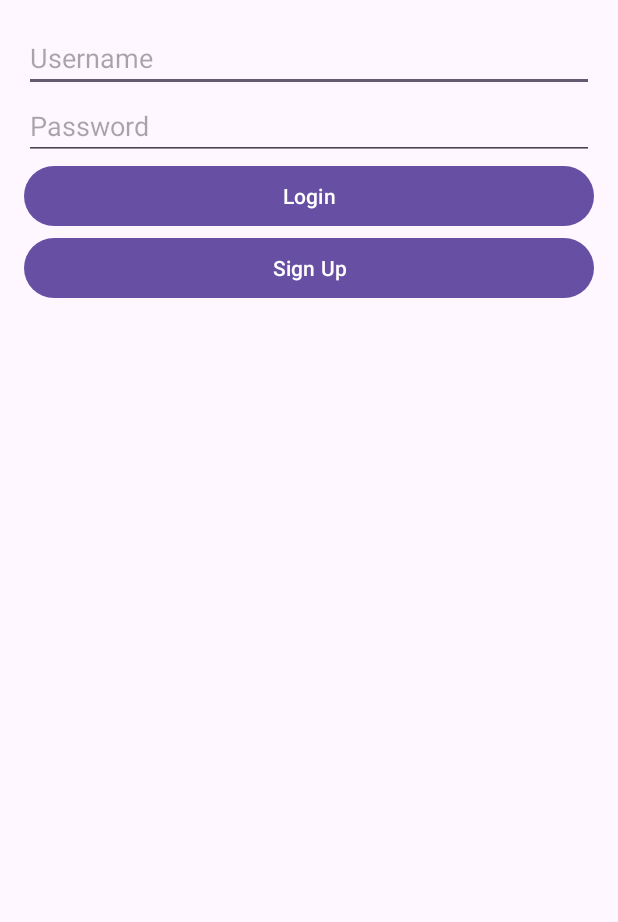
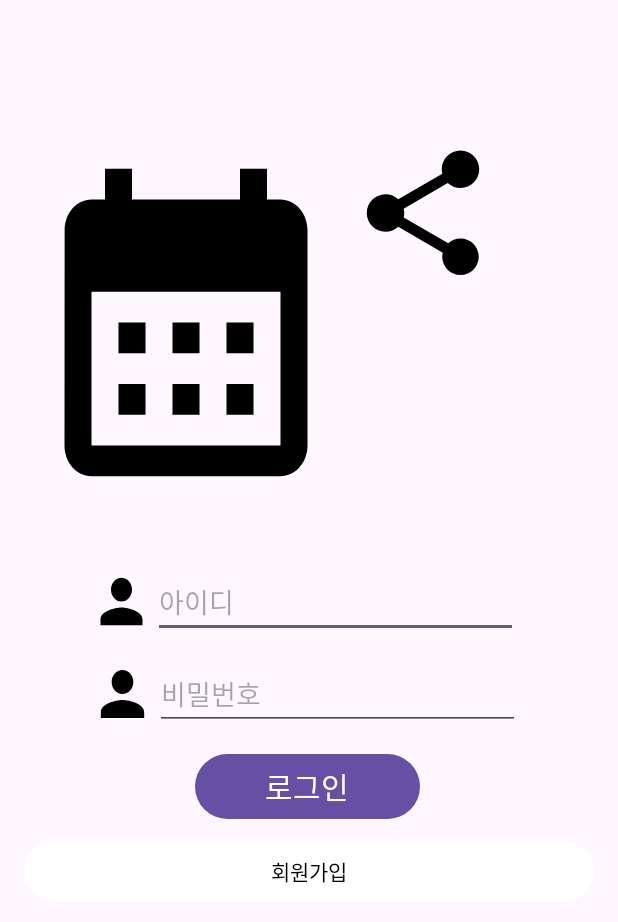
Before and after one commit to ParkSemin/Shared_Calender, an Android app: the screen it shows after launch (LoginActivity), on a phone screen of 412 x 824 dp. Shown: the top 922 px of the screen. Run offline under Robolectric (Android 15) with nearby library versions, the phone set to English and light mode, and no system bars.

Commit message:
design update

```diff
--- a/app/src/main/java/com/example/sharedcalendar/MainActivity.kt
+++ b/app/src/main/java/com/example/sharedcalendar/MainActivity.kt
@@ -7,6 +7,7 @@ import android.os.Bundle
 import android.view.MenuItem
 import android.view.View
 import android.widget.PopupMenu
+import android.widget.TextView
 import android.widget.Toast
 import androidx.core.view.GravityCompat
 import androidx.drawerlayout.widget.DrawerLayout
@@ -51,6 +52,11 @@ class MainActivity : AppCompatActivity() , NavigationView.OnNavigationItemSelect
         // 네비게이션 드로어 내에있는 화면의 이벤트를 처리하기 위해 생성
         navigationView = findViewById(R.id.nav_view)
         navigationView.setNavigationItemSelectedListener(this) //navigation 리스너
+
+        // 네비게이션 뷰의 헤더를 가져와서 그 안의 TextView에 접근
+        val headerView = navigationView.getHeaderView(0)
+        val textView: TextView = headerView.findViewById(R.id.text)
+        textView.text = username ?: "Select Item" // 만약 username이 null이면 "Select Item"을 기본값으로 사용
 
         // FAB (Floating Action Button)를 찾아서 변수에 저장합니다.
         val fab = binding.fab
--- /dev/null
+++ b/app/src/main/res/drawable/baseline_calendar_month_24.xml
@@ -0,0 +1,5 @@
+<vector android:height="24dp" android:tint="#000000"
+    android:viewportHeight="24" android:viewportWidth="24"
+    android:width="24dp" xmlns:android="http://schemas.android.com/apk/res/android">
+    <path android:fillColor="@android:color/white" android:pathData="M19,4h-1V2h-2v2H8V2H6v2H5C3.89,4 3.01,4.9 3.01,6L3,20c0,1.1 0.89,2 2,2h14c1.1,0 2,-0.9 2,-2V6C21,4.9 20.1,4 19,4zM19,20H5V10h14V20zM9,14H7v-2h2V14zM13,14h-2v-2h2V14zM17,14h-2v-2h2V14zM9,18H7v-2h2V18zM13,18h-2v-2h2V18zM17,18h-2v-2h2V18z"/>
+</vector>
--- /dev/null
+++ b/app/src/main/res/drawable/baseline_check_box_outline_blank_24.xml
@@ -0,0 +1,5 @@
+<vector android:height="10dp" android:tint="#000000"
+    android:viewportHeight="24" android:viewportWidth="24"
+    android:width="10dp" xmlns:android="http://schemas.android.com/apk/res/android">
+    <path android:fillColor="@android:color/white" android:pathData="M19,5v14H5V5h14m0,-2H5c-1.1,0 -2,0.9 -2,2v14c0,1.1 0.9,2 2,2h14c1.1,0 2,-0.9 2,-2V5c0,-1.1 -0.9,-2 -2,-2z"/>
+</vector>
--- /dev/null
+++ b/app/src/main/res/drawable/baseline_person_24.xml
@@ -0,0 +1,5 @@
+<vector android:height="24dp" android:tint="#000000"
+    android:viewportHeight="24" android:viewportWidth="24"
+    android:width="24dp" xmlns:android="http://schemas.android.com/apk/res/android">
+    <path android:fillColor="@android:color/white" android:pathData="M12,12c2.21,0 4,-1.79 4,-4s-1.79,-4 -4,-4 -4,1.79 -4,4 1.79,4 4,4zM12,14c-2.67,0 -8,1.34 -8,4v2h16v-2c0,-2.66 -5.33,-4 -8,-4z"/>
+</vector>
--- /dev/null
+++ b/app/src/main/res/drawable/baseline_share_24.xml
@@ -0,0 +1,5 @@
+<vector android:height="24dp" android:tint="#000000"
+    android:viewportHeight="24" android:viewportWidth="24"
+    android:width="24dp" xmlns:android="http://schemas.android.com/apk/res/android">
+    <path android:fillColor="@android:color/white" android:pathData="M18,16.08c-0.76,0 -1.44,0.3 -1.96,0.77L8.91,12.7c0.05,-0.23 0.09,-0.46 0.09,-0.7s-0.04,-0.47 -0.09,-0.7l7.05,-4.11c0.54,0.5 1.25,0.81 2.04,0.81 1.66,0 3,-1.34 3,-3s-1.34,-3 -3,-3 -3,1.34 -3,3c0,0.24 0.04,0.47 0.09,0.7L8.04,9.81C7.5,9.31 6.79,9 6,9c-1.66,0 -3,1.34 -3,3s1.34,3 3,3c0.79,0 1.5,-0.31 2.04,-0.81l7.12,4.16c-0.05,0.21 -0.08,0.43 -0.08,0.65 0,1.61 1.31,2.92 2.92,2.92 1.61,0 2.92,-1.31 2.92,-2.92s-1.31,-2.92 -2.92,-2.92z"/>
+</vector>
--- a/app/src/main/res/layout/activity_login.xml
+++ b/app/src/main/res/layout/activity_login.xml
@@ -1,5 +1,6 @@
 <?xml version="1.0" encoding="utf-8"?>
 <LinearLayout xmlns:android="http://schemas.android.com/apk/res/android"
+    xmlns:app="http://schemas.android.com/apk/res-auto"
     xmlns:tools="http://schemas.android.com/tools"
     android:layout_width="match_parent"
     android:layout_height="match_parent"
@@ -7,29 +8,94 @@
     android:padding="16dp"
     tools:context=".MainActivity">
 
-    <EditText
-        android:id="@+id/editTextUsername"
+    <LinearLayout
         android:layout_width="match_parent"
-        android:layout_height="wrap_content"
-        android:hint="Username" />
+        android:layout_height="76dp"
+        android:orientation="vertical"></LinearLayout>
 
-    <EditText
-        android:id="@+id/editTextPassword"
+    <LinearLayout
+        android:layout_width="363dp"
+        android:layout_height="285dp">
+
+        <View
+            android:layout_width="216dp"
+            android:layout_height="246dp"
+            android:background="@drawable/baseline_calendar_month_24" />
+
+        <View
+            android:layout_width="100dp"
+            android:layout_height="100dp"
+            android:background="@drawable/baseline_share_24" />
+    </LinearLayout>
+
+    <LinearLayout
         android:layout_width="match_parent"
-        android:layout_height="wrap_content"
-        android:hint="Password"
-        android:inputType="textPassword" />
+        android:layout_height="61dp"
+        android:orientation="horizontal">
 
-    <Button
-        android:id="@+id/buttonLogin"
+        <View
+            android:layout_width="44dp"
+            android:layout_height="wrap_content" />
+
+        <View
+            android:layout_width="42dp"
+            android:layout_height="47dp"
+            android:background="@drawable/baseline_person_24" />
+
+        <EditText
+            android:id="@+id/editTextUsername"
+            android:layout_width="243dp"
+            android:layout_height="wrap_content"
+            android:hint="아이디" />
+    </LinearLayout>
+
+    <LinearLayout
         android:layout_width="match_parent"
-        android:layout_height="wrap_content"
-        android:text="Login" />
+        android:layout_height="60dp"
+        android:orientation="horizontal">
+
+        <View
+            android:layout_width="44dp"
+            android:layout_height="wrap_content" />
+
+        <View
+            android:layout_width="43dp"
+            android:layout_height="48dp"
+            android:background="@drawable/baseline_person_24" />
+
+        <EditText
+            android:id="@+id/editTextPassword"
+            android:layout_width="243dp"
+            android:layout_height="wrap_content"
+            android:hint="비밀번호"
+            android:inputType="textPassword" />
+
+    </LinearLayout>
+
+    <androidx.constraintlayout.widget.ConstraintLayout
+        android:layout_width="match_parent"
+        android:layout_height="58dp">
+
+        <Button
+            android:id="@+id/buttonLogin"
+            android:layout_width="150dp"
+            android:layout_height="51dp"
+            android:text="로그인"
+            android:textSize="20dp"
+            app:layout_constraintEnd_toEndOf="parent"
+            app:layout_constraintHorizontal_bias="0.497"
+            app:layout_constraintStart_toStartOf="parent"
+            app:layout_constraintTop_toTopOf="parent" />
+    </androidx.constraintlayout.widget.ConstraintLayout>
 
     <Button
         android:id="@+id/buttonSignUp"
         android:layout_width="match_parent"
         android:layout_height="wrap_content"
-        android:text="Sign Up" />
+        android:textColor="#000000"
+        android:backgroundTint="#ffffff"
+        android:text="회원가입" />
+
+
 
 </LinearLayout>
--- a/app/src/main/res/layout/header.xml
+++ b/app/src/main/res/layout/header.xml
@@ -8,6 +8,11 @@
     android:orientation="vertical"
     android:theme="@style/ThemeOverlay.AppCompat.Dark">
 
+    <View
+        android:layout_width="100dp"
+        android:layout_height="100dp"
+        android:background="@drawable/baseline_person_24" />
+
     <TextView
         android:id="@+id/text"
         android:layout_width="wrap_content"
--- a/app/src/main/res/values-night/themes.xml
+++ b/app/src/main/res/values-night/themes.xml
@@ -4,4 +4,9 @@
         <!-- Customize your dark theme here. -->
         <!-- <item name="colorPrimary">@color/my_dark_primary</item> -->
     </style>
+
+    <style name="ThemeOverlay.Shared_Calendar.FullscreenContainer" parent="">
+        <item name="fullscreenBackgroundColor">@color/light_blue_900</item>
+        <item name="fullscreenTextColor">@color/light_blue_A400</item>
+    </style>
 </resources>
--- /dev/null
+++ b/app/src/main/res/values/attrs.xml
@@ -0,0 +1,6 @@
+<resources>
+    <declare-styleable name="FullscreenAttrs">
+        <attr name="fullscreenBackgroundColor" format="color" />
+        <attr name="fullscreenTextColor" format="color" />
+    </declare-styleable>
+</resources>
--- a/app/src/main/res/values/colors.xml
+++ b/app/src/main/res/values/colors.xml
@@ -5,4 +5,10 @@
     <color name="blue">#0000FF</color>
     <color name="red">#FF0000</color>
     <color name="lightGray">#B4B4B4</color>
+    <color name="purple_200">#C091E1</color>
+    <color name="light_blue_600">#FF039BE5</color>
+    <color name="light_blue_900">#FF01579B</color>
+    <color name="light_blue_A200">#FF40C4FF</color>
+    <color name="light_blue_A400">#FF00B0FF</color>
+    <color name="black_overlay">#66000000</color>
 </resources>
--- a/app/src/main/res/values/strings.xml
+++ b/app/src/main/res/values/strings.xml
@@ -1,3 +1,6 @@
 <resources>
     <string name="app_name">캘린더</string>
+    <string name="title_activity_fullscreen">FullscreenActivity</string>
+    <string name="dummy_button">Dummy Button</string>
+    <string name="dummy_content">DUMMY\nCONTENT</string>
 </resources>
--- /dev/null
+++ b/app/src/main/res/values/styles.xml
@@ -0,0 +1,11 @@
+<resources>
+
+    <style name="Widget.Theme.CustomCalenderPractice.ActionBar.Fullscreen" parent="Widget.AppCompat.ActionBar">
+        <item name="android:background">#00000000</item>
+    </style>
+
+    <style name="Widget.Theme.CustomCalenderPractice.ButtonBar.Fullscreen" parent="">
+        <item name="android:background">@color/black_overlay</item>
+        <item name="android:buttonBarStyle">?android:attr/buttonBarStyle</item>
+    </style>
+</resources>
--- a/app/src/main/res/values/themes.xml
+++ b/app/src/main/res/values/themes.xml
@@ -6,4 +6,17 @@
     </style>
 
     <style name="Theme.CustomCalenderPractice" parent="Base.Theme.CustomCalenderPractice" />
+
+    <style name="Theme.CustomCalenderPractice.Fullscreen" parent="Theme.CustomCalenderPractice">
+        <item name="android:actionBarStyle">
+            @style/Widget.Theme.CustomCalenderPractice.ActionBar.Fullscreen
+        </item>
+        <item name="android:windowActionBarOverlay">true</item>
+        <item name="android:windowBackground">@null</item>
+    </style>
+
+    <style name="ThemeOverlay.Shared_Calendar.FullscreenContainer" parent="">
+        <item name="fullscreenBackgroundColor">@color/light_blue_600</item>
+        <item name="fullscreenTextColor">@color/light_blue_A200</item>
+    </style>
 </resources>
```
Also changed, not shown: app/src/main/AndroidManifest.xml (+8 -1 lines), app/src/main/java/com/example/sharedcalendar/LoggedInActivity.kt (+4 -4 lines), app/src/main/res/layout/activity_logged_in.xml (+22 -5 lines), app/src/main/res/layout/activity_signup.xml (+7 -7 lines).
